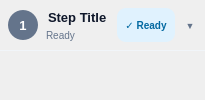
Qt form src/startrails/ui/step.ui (gkyle/startrails) before a commit.
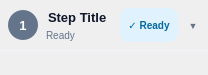
The same form after that commit.

```diff
--- a/src/startrails/ui/step.ui
+++ b/src/startrails/ui/step.ui
@@ -1,7 +1,15 @@
 <?xml version="1.0" encoding="UTF-8"?>
 <ui version="4.0">
  <class>StepCard</class>
- <widget class="QFrame" name="stepCard">
+ <widget class="QFrame" name="StepCard">
+  <property name="geometry">
+   <rect>
+    <x>0</x>
+    <y>0</y>
+    <width>208</width>
+    <height>75</height>
+   </rect>
+  </property>
   <property name="sizePolicy">
    <sizepolicy hsizetype="Preferred" vsizetype="Maximum">
     <horstretch>0</horstretch>
```
Left out of the diff: 39 changed lines with no effect on the pictures.
